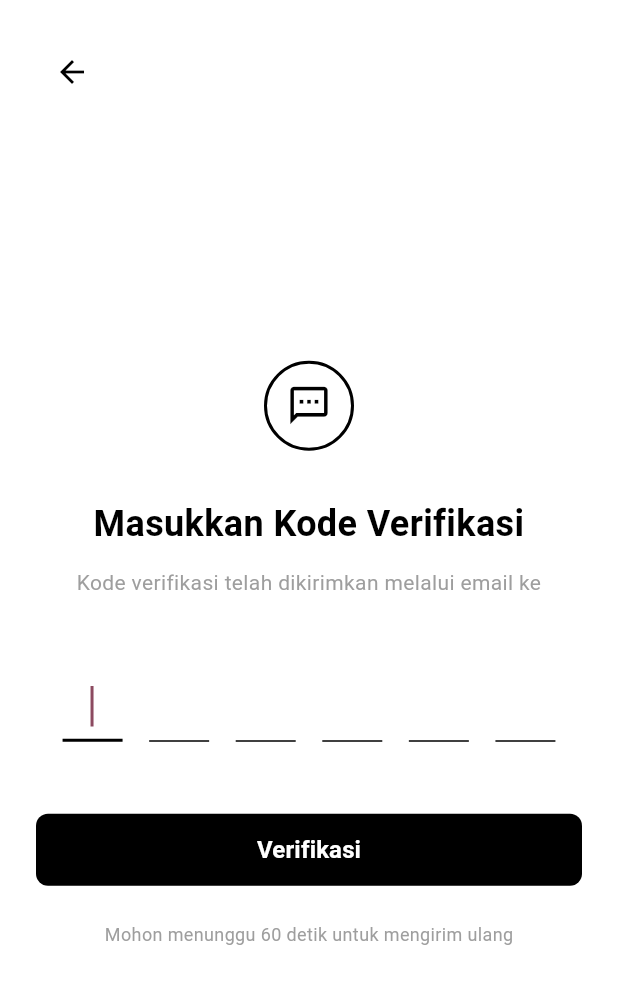
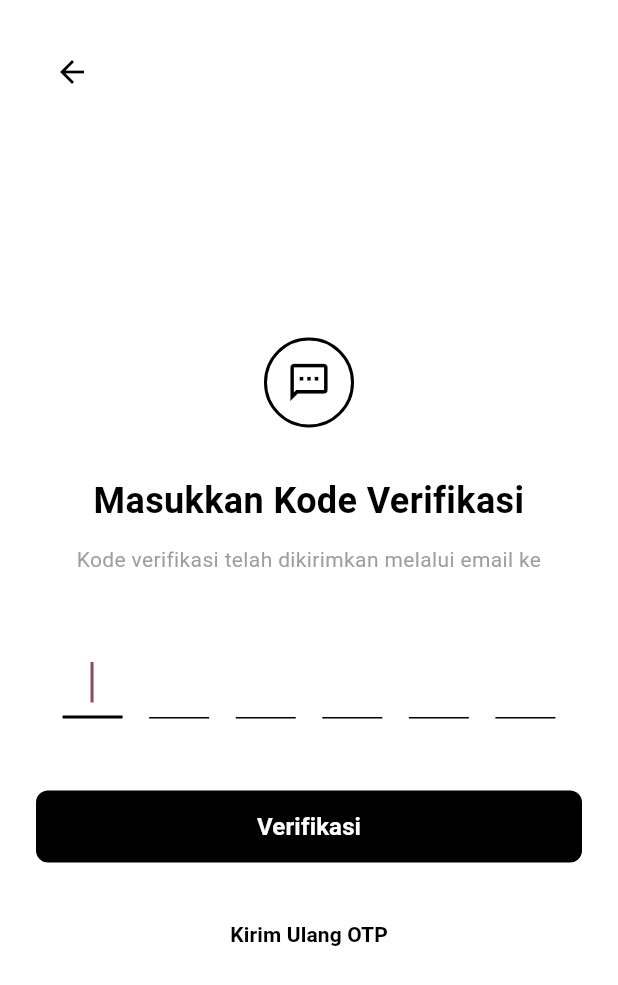
Before and after one commit to Sanjaee/Mobile-Helper, a Flutter app: the VerifyOTPPage screen opened by its route, on a phone screen of 412 x 824 dp. Shown: the top 985 px of the screen. Run offline on Flutter 3.47's test engine with Material 3 defaults, Android fonts, the light colour scheme and no system bars; our stand-ins replace dio, flutter_spinkit, go_router, google_sign_in, shared_preferences; accounts and stored records are empty.

Commit message:
Enhance resend OTP functionality to include type parameter and add timer for resend button

```diff
--- a/lib/presentation/auth/verify_otp_page.dart
+++ b/lib/presentation/auth/verify_otp_page.dart
@@ -1,9 +1,8 @@
+import 'dart:async';
 import 'package:flutter/material.dart';
 import '../../core/constants/app_colors.dart';
 import '../../core/constants/app_text_styles.dart';
-import '../../core/widgets/custom_button.dart';
 import '../../core/widgets/otp_input_field.dart';
-import '../../core/utils/validators.dart';
 import '../../core/utils/navigation.dart';
 import '../../data/services/auth_service.dart';
 import '../../data/models/user_model.dart';
@@ -28,10 +27,33 @@ class _VerifyOTPPageState extends State<VerifyOTPPage> {
   bool _isLoading = false;
   bool _isResending = false;
   String _currentOTP = '';
+  int _resendTimer = 0; // Start with 0 - button can be clicked immediately
+  Timer? _timer;
+  bool _hasResentOnce = false; // Track if user has clicked resend at least once
+
+  @override
+  void initState() {
+    super.initState();
+  }
 
   @override
   void dispose() {
+    _timer?.cancel();
     super.dispose();
+  }
+
+  void _startResendTimer() {
+    _resendTimer = 60;
+    _hasResentOnce = true;
+    _timer = Timer.periodic(const Duration(seconds: 1), (timer) {
+      if (_resendTimer > 0) {
+        setState(() {
+          _resendTimer--;
+        });
+      } else {
+        timer.cancel();
+      }
+    });
   }
 
   Future<void> _verifyOTP([String? otpCode]) async {
@@ -134,7 +156,8 @@ class _VerifyOTPPageState extends State<VerifyOTPPage> {
 
     try {
       final authService = AuthService();
-      await authService.resendOTP(widget.email);
+      final otpType = widget.isPasswordReset ? 'password_reset' : 'registration';
+      await authService.resendOTP(widget.email, type: otpType);
 
       if (mounted) {
         ScaffoldMessenger.of(context).showSnackBar(
@@ -145,6 +168,8 @@ class _VerifyOTPPageState extends State<VerifyOTPPage> {
         );
         // Clear current OTP input
         _otpKey.currentState?.clear();
+        // Restart the timer
+        _startResendTimer();
       }
     } catch (e) {
       if (mounted) {
@@ -293,12 +318,34 @@ class _VerifyOTPPageState extends State<VerifyOTPPage> {
 
                 // Resend OTP with timer
                 Center(
-                  child: Text(
-                    "Mohon menunggu 60 detik untuk mengirim ulang",
-                    style: AppTextStyles.bodySmall.copyWith(
-                      color: AppColors.textSecondary,
-                    ),
-                  ),
+                  child: _resendTimer > 0
+                      ? Text(
+                          "Mohon menunggu ${_resendTimer} detik untuk mengirim ulang",
+                          style: AppTextStyles.bodySmall.copyWith(
+                            color: AppColors.textSecondary,
+                          ),
+                        )
+                      : TextButton(
+                          onPressed: _isResending ? null : _resendOTP,
+                          child: _isResending
+                              ? SizedBox(
+                                  width: 16,
+                                  height: 16,
+                                  child: CircularProgressIndicator(
+                                    strokeWidth: 2,
+                                    valueColor: AlwaysStoppedAnimation<Color>(
+                                      AppColors.primary,
+                                    ),
+                                  ),
+                                )
+                              : Text(
+                                  _hasResentOnce ? 'Kirim Ulang OTP' : 'Kirim Ulang OTP',
+                                  style: AppTextStyles.bodyMedium.copyWith(
+                                    color: AppColors.primary,
+                                    fontWeight: FontWeight.w600,
+                                  ),
+                                ),
+                        ),
                 ),
 
                 const Spacer(),
```
Also changed, not shown: lib/data/services/auth_service.dart (+5 -2 lines).
